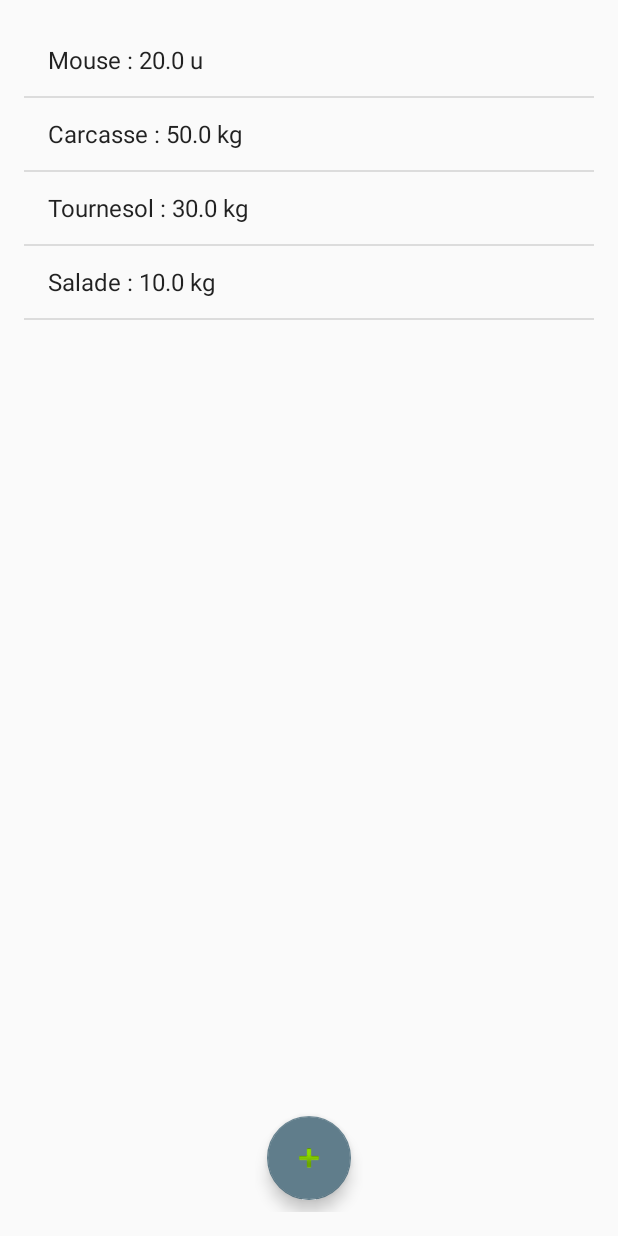
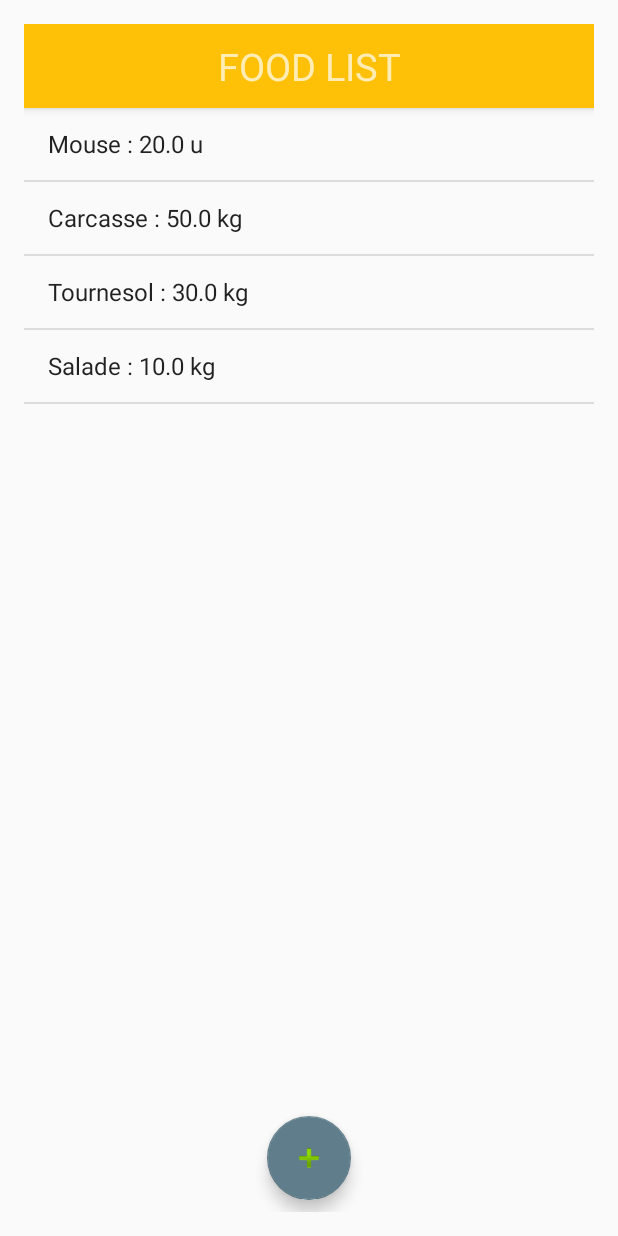
Before and after one commit to tpuch24/zooTeam3Front, an Android app: the FoodActivity screen opened directly, with no data from a screen before it, on a phone screen of 412 x 824 dp. Run offline under Robolectric (Android 15) with nearby library versions, the phone set to English and light mode, and no system bars.

Commit message:
Add Tilte toolBar on activitis

```diff
--- a/app/src/main/java/zooapp/jmdel/fr/zooapp/FoodActivity.java
+++ b/app/src/main/java/zooapp/jmdel/fr/zooapp/FoodActivity.java
@@ -8,6 +8,7 @@ import android.os.Bundle;
 import android.view.View;
 import android.widget.ArrayAdapter;
 import android.widget.ListView;
+import android.widget.TextView;
 
 import java.util.ArrayList;
 import java.util.List;
@@ -33,8 +34,10 @@ public class FoodActivity extends ListActivity {
 
         FoodAdapter foodAdapter = new FoodAdapter(this, foodlist);
         setListAdapter(foodAdapter);
-
-
+/*
+        ((TextView) (findViewById(R.id.food_detail_name))).setText(food.getName().toString());
+        ((TextView) (findViewById(R.id.food_detail_type))).setText(food.getType().toString());
+*/
         FloatingActionButton add_food = (FloatingActionButton) findViewById(R.id.add_food);
         add_food.setOnClickListener(new View.OnClickListener() {
             @Override
--- a/app/src/main/java/zooapp/jmdel/fr/zooapp/model/FoodAdapter.java
+++ b/app/src/main/java/zooapp/jmdel/fr/zooapp/model/FoodAdapter.java
@@ -17,5 +17,8 @@ public class FoodAdapter extends GenericArrayAdapter<Food> {
     public void drawText(TextView textView, Food object) {
         String listItemLine = object.getName()+" : "+ object.getStock().toString()+" "+ object.getUnity();
         textView.setText(listItemLine);
+
     }
+
+
 }
--- a/app/src/main/java/zooapp/jmdel/fr/zooapp/model/GenericArrayAdapter.java
+++ b/app/src/main/java/zooapp/jmdel/fr/zooapp/model/GenericArrayAdapter.java
@@ -25,7 +25,7 @@ public abstract class GenericArrayAdapter<T> extends ArrayAdapter<T> {
     }
 
     // Headers
-    public abstract void drawText(TextView textView, T object);
+    public abstract void drawText(TextView LtextView, T object);
 
     private void init(Context context) {
         this.mInflater = LayoutInflater.from(context);
--- a/app/src/main/res/layout/activity_food.xml
+++ b/app/src/main/res/layout/activity_food.xml
@@ -1,5 +1,6 @@
 <?xml version="1.0" encoding="utf-8"?>
 <android.support.design.widget.CoordinatorLayout xmlns:android="http://schemas.android.com/apk/res/android"
+
     xmlns:app="http://schemas.android.com/apk/res-auto"
     xmlns:tools="http://schemas.android.com/tools"
     android:layout_width="match_parent"
@@ -11,16 +12,41 @@
     android:fitsSystemWindows="true"
     tools:context="zooapp.jmdel.fr.zooapp.FoodActivity">
 
+    <android.support.design.widget.AppBarLayout
+        android:layout_width="match_parent"
+        android:layout_height="wrap_content"
+        android:theme="@style/AppTheme.AppBarOverlay">
+        <android.support.v7.widget.Toolbar
+            android:id="@+id/toolbar"
+            android:layout_width="match_parent"
+            android:layout_height="wrap_content"
+            android:background="?attr/colorPrimary"
+            android:layout_gravity="center_vertical"
+            android:title="@string/food_list_title"
+            app:popupTheme="@style/AppTheme.PopupOverlay" >
+
+        <TextView
+            android:layout_width="wrap_content"
+            android:layout_height="wrap_content"
+            android:text="FOOD LIST"
+            android:textSize="25dp"
+            android:layout_gravity="center" />
+
+        </android.support.v7.widget.Toolbar>
+    </android.support.design.widget.AppBarLayout>
 
 
     <LinearLayout
         android:layout_width="match_parent"
-        android:layout_height="match_parent">
+        android:layout_height="match_parent"
+        android:layout_marginTop="?attr/actionBarSize"
+        android:orientation="vertical">
+
+
         <ListView
             android:id="@android:id/list"
             android:layout_width="match_parent"
-            android:layout_height="match_parent"
-            />
+            android:layout_height="match_parent" />
     </LinearLayout>
     <LinearLayout
         android:layout_width="wrap_content"
--- a/app/src/main/res/layout/food_cell.xml
+++ b/app/src/main/res/layout/food_cell.xml
@@ -8,11 +8,11 @@
         android:id="@+id/food_name"
         android:layout_width="wrap_content"
         android:layout_height="wrap_content" />
-<!--
+
     <TextView
         android:id="@+id/food_qantity"
         android:layout_width="wrap_content"
         android:layout_height="wrap_content" />
--->
+
 
 </LinearLayout>
--- a/app/src/main/res/values/strings.xml
+++ b/app/src/main/res/values/strings.xml
@@ -11,6 +11,7 @@
     <string name="label_food_type_form">Type of food :</string>
     <string name="value_food_name_form">Food Name Value :</string>
     <string name="value_food_type_form">Food Type Value</string>
+    <string name="food_list_title">FOOD LIST</string>
 
     <string-array name="food_type_array">
         <item>Animal alive</item>
```
Also changed, not shown: app/src/main/res/layout/activity_food_detail.xml (+23 -0 lines), app/src/main/res/layout/activity_food_form.xml (+22 -0 lines), app/src/main/res/layout/activity_food_update.xml (+22 -0 lines).
